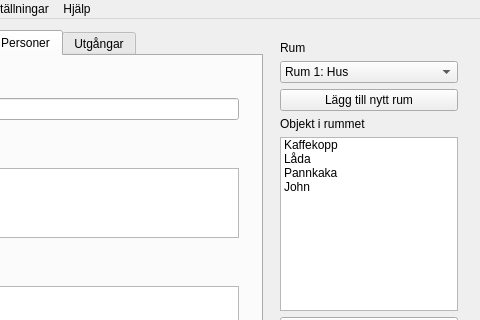
This is Editor/editor.ui in Niklasva/AdventureGameProject as Qt 5 draws it before an edit; both pictures show x 168 to 648 and y 0 to 320 of the 648 by 611 pixel window. The edited form follows.
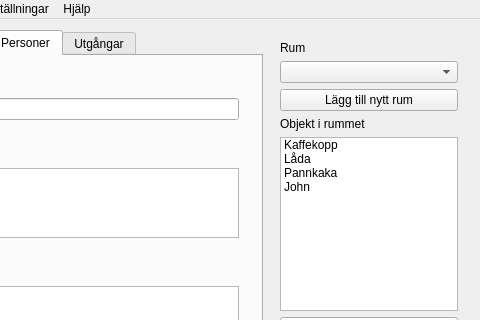
This is the edited form.

What changed in the file:
```diff
--- a/Editor/editor.ui
+++ b/Editor/editor.ui
@@ -471,16 +471,6 @@
            <height>16777215</height>
           </size>
          </property>
-         <item>
-          <property name="text">
-           <string>Rum 1: Hus</string>
-          </property>
-         </item>
-         <item>
-          <property name="text">
-           <string>Rum 2: Fult hus</string>
-          </property>
-         </item>
         </widget>
        </item>
        <item>
```
